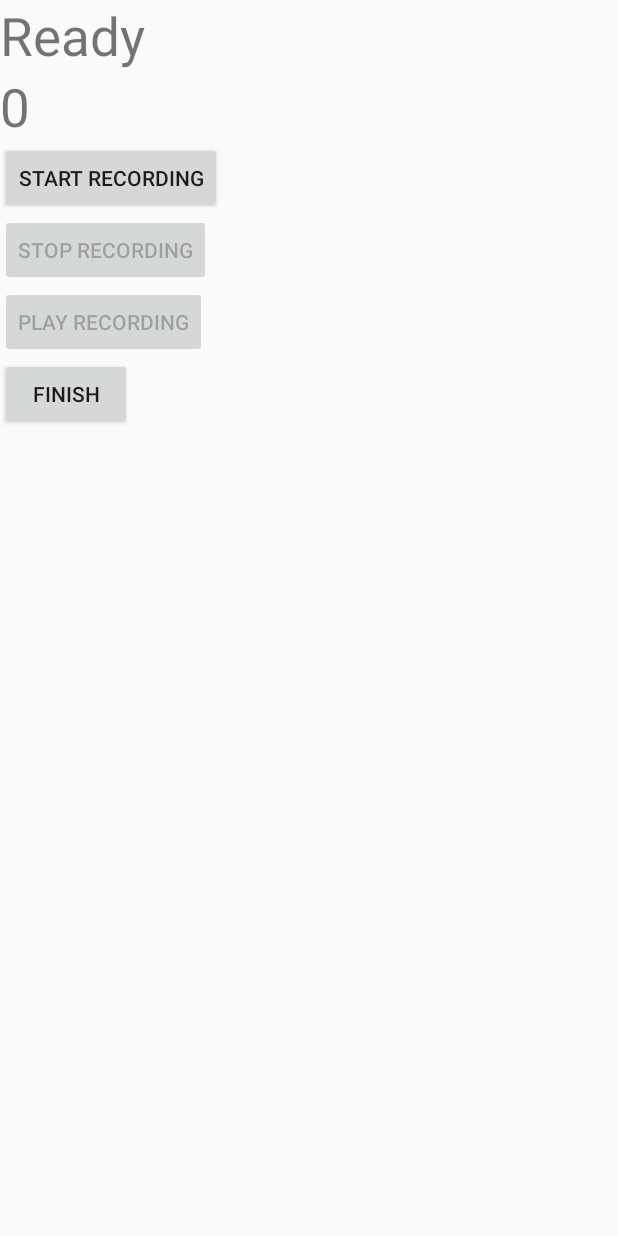
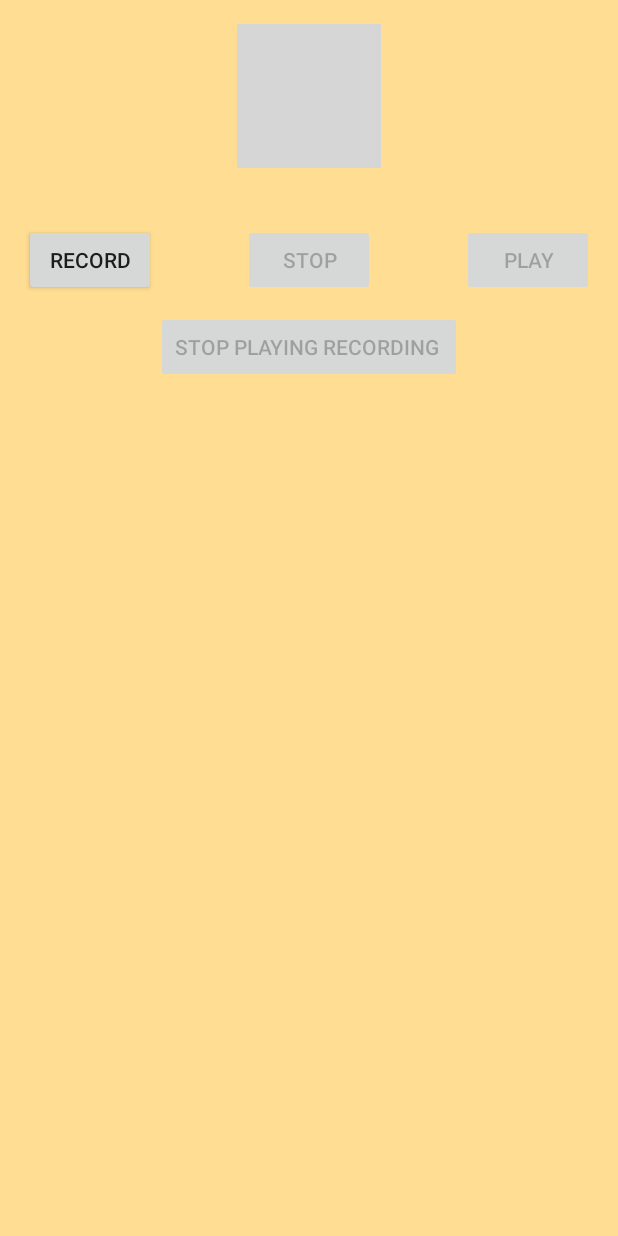
Before and after one commit to PunktSonstNichts/Hitchhacking, an Android app: the HitchHikePreferenceActivity screen opened directly, with no data from a screen before it, after a tap on "done", on a phone screen of 412 x 824 dp. Run offline under Robolectric (Android 15) with nearby library versions, the phone set to English and light mode, and no system bars; grey boxes are pictures that could not be loaded.

Commit message:
got the voice thing works

```diff
--- a/client/HitchHacker/app/src/main/java/com/landtanin/hitchhacker/HitchHiker/HitchHikePreferenceActivity.java
+++ b/client/HitchHacker/app/src/main/java/com/landtanin/hitchhacker/HitchHiker/HitchHikePreferenceActivity.java
@@ -28,8 +28,6 @@ import com.google.android.gms.maps.model.LatLng;
 import com.google.android.gms.maps.model.MarkerOptions;
 import com.landtanin.hitchhacker.JSONObtained;
 import com.landtanin.hitchhacker.R;
-
-import org.json.JSONObject;
 
 import java.io.IOException;
 import java.sql.Timestamp;
@@ -134,7 +132,7 @@ public class HitchHikePreferenceActivity extends AppCompatActivity implements On
 
                 connectDatabase();
 
-                Intent objIntent = new Intent(HitchHikePreferenceActivity.this, RecordVoice2.class);
+                Intent objIntent = new Intent(HitchHikePreferenceActivity.this, RecordVoice3.class);
                 startActivity(objIntent);
             }
         });
@@ -207,19 +205,22 @@ public class HitchHikePreferenceActivity extends AppCompatActivity implements On
 
 
                 Log.d("HitchHikeResponse", String.valueOf(response));
+                //-----------TODO:cancel the comment---------
+//
+//                try {
+//
+//                    resultServer = response.body().string();
+//
+//                } catch (IOException e) {
+//                    e.printStackTrace();
+//                }
+//
+//                //TODO: get the API key
+//                Log.d("hitchHikeREsult", resultServer);
+                //--------TODO:cancel the comment---------
 
-                try {
 
-                    resultServer = response.body().string();
-
-                } catch (IOException e) {
-                    e.printStackTrace();
-                }
-
-                //TODO: get the API key
-                Log.d("hitchHikeREsult", resultServer);
-
-                JSONObject someJSONObj = null;
+//                JSONObject someJSONObj = null;
 //                    JSONObject apiJSONstr = new JSONObject(resultServer);
 
 
--- a/client/HitchHacker/app/src/main/java/com/landtanin/hitchhacker/HitchHiker/RecordVoice2.java
+++ b/client/HitchHacker/app/src/main/java/com/landtanin/hitchhacker/HitchHiker/RecordVoice2.java
@@ -87,6 +87,8 @@ public class RecordVoice2 extends Activity implements View.OnClickListener, OnCo
             startRecording.setEnabled(true);
 
         } else if (v == startRecording) {
+            recorder = new MediaRecorder(); // add
+
             recorder.setAudioSource(MediaRecorder.AudioSource.MIC);
             recorder.setOutputFormat(MediaRecorder.OutputFormat.THREE_GPP);
             recorder.setAudioEncoder(MediaRecorder.AudioEncoder.AMR_NB);
@@ -94,7 +96,7 @@ public class RecordVoice2 extends Activity implements View.OnClickListener, OnCo
             File path = new File(Environment.getExternalStorageDirectory().getAbsolutePath()+"/dsf.3gp");
             Log.d(Environment.getExternalStorageDirectory().getAbsolutePath(), "Yea!");
             try {
-                //audioFile = File.createTempFile("recordings123", ".3gp", path);
+//                audioFile = File.createTempFile("recordings123", ".3gp", path);
                 Log.d(path.getAbsolutePath(), "Works!");
                 recorder.setOutputFile(path.getAbsolutePath());
                 recorder.prepare();
--- /dev/null
+++ b/client/HitchHacker/app/src/main/java/com/landtanin/hitchhacker/HitchHiker/RecordVoice3.java
@@ -0,0 +1,202 @@
+package com.landtanin.hitchhacker.HitchHiker;
+
+import android.content.pm.PackageManager;
+import android.media.MediaPlayer;
+import android.media.MediaRecorder;
+import android.os.Bundle;
+import android.os.Environment;
+import android.support.annotation.NonNull;
+import android.support.v4.app.ActivityCompat;
+import android.support.v4.content.ContextCompat;
+import android.support.v7.app.AppCompatActivity;
+import android.view.View;
+import android.widget.Button;
+import android.widget.Toast;
+
+import com.landtanin.hitchhacker.R;
+
+import java.io.IOException;
+import java.util.Random;
+
+import static android.Manifest.permission.RECORD_AUDIO;
+import static android.Manifest.permission.WRITE_EXTERNAL_STORAGE;
+
+public class RecordVoice3 extends AppCompatActivity {
+
+    Button buttonStart, buttonStop, buttonPlayLastRecordAudio,
+            buttonStopPlayingRecording ;
+    String AudioSavePathInDevice = null;
+    MediaRecorder mediaRecorder ;
+    Random random ;
+    String RandomAudioFileName = "ABCDEFGHIJKLMNOP";
+    public static final int RequestPermissionCode = 1;
+    MediaPlayer mediaPlayer ;
+
+    @Override
+    protected void onCreate(Bundle savedInstanceState) {
+        super.onCreate(savedInstanceState);
+        setContentView(R.layout.activity_record_voice3);
+
+        buttonStart = (Button) findViewById(R.id.button);
+        buttonStop = (Button) findViewById(R.id.button2);
+        buttonPlayLastRecordAudio = (Button) findViewById(R.id.button3);
+        buttonStopPlayingRecording = (Button)findViewById(R.id.button4);
+
+        buttonStop.setEnabled(false);
+        buttonPlayLastRecordAudio.setEnabled(false);
+        buttonStopPlayingRecording.setEnabled(false);
+
+        random = new Random();
+
+        buttonStart.setOnClickListener(new View.OnClickListener() {
+            @Override
+            public void onClick(View view) {
+                if (checkPermission()) {
+                    AudioSavePathInDevice = Environment.getExternalStorageDirectory().getAbsolutePath() + "/" +
+                            CreateRandomAudioFileName(5) + "AudioRecording.3gp";
+
+                    MediaRecorderReady(); //***************
+
+                    try {
+                        mediaRecorder.prepare();
+                        mediaRecorder.start();
+                    } catch (IOException e) {
+                        e.printStackTrace();
+                    } catch (IllegalStateException e) {
+                        e.printStackTrace();
+                    }
+
+                    buttonStart.setEnabled(false);
+                    buttonStop.setEnabled(true);
+
+                    Toast.makeText(RecordVoice3.this, "Recording starteds", Toast.LENGTH_SHORT).show();
+
+                } else {
+                    requestPermission();
+                }
+            }
+        });
+
+        buttonStop.setOnClickListener(new View.OnClickListener() {
+            @Override
+            public void onClick(View view) {
+                mediaRecorder.stop();
+                buttonStop.setEnabled(false);
+                buttonPlayLastRecordAudio.setEnabled(true);
+                buttonPlayLastRecordAudio.setEnabled(true);
+                buttonStart.setEnabled(true);
+                buttonStopPlayingRecording.setEnabled(false);
+
+                Toast.makeText(RecordVoice3.this, "Recording Completed", Toast.LENGTH_SHORT).show();
+            }
+        });
+
+        buttonPlayLastRecordAudio.setOnClickListener(new View.OnClickListener() {
+            @Override
+            public void onClick(View view) throws IllegalArgumentException,
+                    SecurityException, IllegalStateException{
+
+                buttonStop.setEnabled(false);
+                buttonStart.setEnabled(false);
+                buttonStopPlayingRecording.setEnabled(true);
+
+                mediaPlayer = new MediaPlayer();
+
+                try {
+                    mediaPlayer.setDataSource(AudioSavePathInDevice);
+                    mediaPlayer.prepare();
+                } catch (IOException e) {
+                    e.printStackTrace();
+                }
+
+                mediaPlayer.start();
+                Toast.makeText(RecordVoice3.this, "Recording Playing", Toast.LENGTH_SHORT).show();
+            }
+        });
+
+        buttonStopPlayingRecording.setOnClickListener(new View.OnClickListener() {
+            @Override
+            public void onClick(View view) {
+
+                buttonStop.setEnabled(false);
+                buttonStart.setEnabled(true);
+                buttonStopPlayingRecording.setEnabled(false);
+                buttonPlayLastRecordAudio.setEnabled(true);
+
+                if (mediaPlayer != null) {
+                    mediaPlayer.stop();
+                    mediaPlayer.release();
+                    MediaRecorderReady();           //***************
+                }
+            }
+        });
+
+
+    }
+
+    private void requestPermission() {
+        ActivityCompat.requestPermissions(RecordVoice3.this, new
+                String[]{WRITE_EXTERNAL_STORAGE, RECORD_AUDIO}, RequestPermissionCode);
+    }
+
+
+
+    public String CreateRandomAudioFileName(int string){
+        StringBuilder stringBuilder = new StringBuilder( string );
+        int i = 0 ;
+        while(i < string ) {
+            stringBuilder.append(RandomAudioFileName.
+                    charAt(random.nextInt(RandomAudioFileName.length())));
+
+            i++ ;
+        }
+        return stringBuilder.toString();
+    }
+
+    public void MediaRecorderReady(){
+        mediaRecorder=new MediaRecorder();
+        mediaRecorder.setAudioSource(MediaRecorder.AudioSource.MIC);
+        mediaRecorder.setOutputFormat(MediaRecorder.OutputFormat.THREE_GPP);
+        mediaRecorder.setAudioEncoder(MediaRecorder.OutputFormat.AMR_NB);
+        mediaRecorder.setOutputFile(AudioSavePathInDevice);
+    }
+
+
+    public boolean checkPermission() {
+        int result = ContextCompat.checkSelfPermission(getApplicationContext(),
+                WRITE_EXTERNAL_STORAGE);
+        int result1 = ContextCompat.checkSelfPermission(getApplicationContext(),
+                RECORD_AUDIO);
+        return result == PackageManager.PERMISSION_GRANTED &&
+                result1 == PackageManager.PERMISSION_GRANTED;
+    }
+
+    @Override
+    public void onRequestPermissionsResult(int requestCode, @NonNull String[] permissions, @NonNull int[] grantResults) {
+        switch (requestCode) {
+            case RequestPermissionCode:
+                if (grantResults.length > 0) {
+                    boolean StoragePermission = grantResults[0] == PackageManager.PERMISSION_GRANTED;
+                    boolean RecordPermission = grantResults[1] == PackageManager.PERMISSION_GRANTED;
+
+                    if (StoragePermission && RecordPermission) {
+                        Toast.makeText(this, "Permission Granted", Toast.LENGTH_SHORT).show();
+
+                    } else {
+                        Toast.makeText(this, "Permission Denied", Toast.LENGTH_SHORT).show();
+
+                    }
+                }
+                break;
+
+        }
+//        super.onRequestPermissionsResult(requestCode, permissions, grantResults);
+
+    }
+
+    //    private File getNextFileName()
+//    {
+//        File file = new File(Environment.getExternalStorageDirectory(), "Video_" + System.currentTimeMillis() + ".mp4" );
+//        return file;
+//    }
+}
--- /dev/null
+++ b/client/HitchHacker/app/src/main/res/layout/activity_record_voice3.xml
@@ -0,0 +1,62 @@
+<?xml version="1.0" encoding="utf-8"?>
+<RelativeLayout
+    xmlns:android="http://schemas.android.com/apk/res/android"
+    xmlns:tools="http://schemas.android.com/tools"
+    android:id="@+id/activity_record_voice3"
+    android:layout_width="match_parent"
+    android:layout_height="match_parent"
+    android:paddingBottom="@dimen/activity_vertical_margin"
+    android:paddingLeft="@dimen/activity_horizontal_margin"
+    android:paddingRight="@dimen/activity_horizontal_margin"
+    android:paddingTop="@dimen/activity_vertical_margin"
+    android:background="@color/colorPrimary"
+    tools:context="com.landtanin.hitchhacker.HitchHiker.RecordVoice3">
+
+    <ImageView
+        android:layout_width="wrap_content"
+        android:layout_height="wrap_content"
+        android:id="@+id/imageView"
+        android:layout_alignParentTop="true"
+        android:layout_centerHorizontal="true"
+        android:src="@drawable/cast_ic_expanded_controller_play"/>
+
+    <Button
+        android:layout_width="wrap_content"
+        android:layout_height="wrap_content"
+        android:text="Record"
+        android:id="@+id/button"
+        android:layout_below="@+id/imageView"
+        android:layout_alignParentLeft="true"
+        android:layout_marginTop="37dp"
+        />
+
+    <Button
+        android:layout_width="wrap_content"
+        android:layout_height="wrap_content"
+        android:text="STOP"
+        android:id="@+id/button2"
+        android:layout_alignTop="@+id/button"
+        android:layout_centerHorizontal="true"
+        />
+
+    <Button
+        android:layout_width="wrap_content"
+        android:layout_height="wrap_content"
+        android:text="Play"
+        android:id="@+id/button3"
+        android:layout_alignTop="@+id/button2"
+        android:layout_alignParentRight="true"
+        android:layout_alignParentEnd="true"
+        />
+
+    <Button
+        android:layout_width="wrap_content"
+        android:layout_height="wrap_content"
+        android:text="STOP PLAYING RECORDING "
+        android:id="@+id/button4"
+        android:layout_below="@+id/button2"
+        android:layout_centerHorizontal="true"
+        android:layout_marginTop="10dp"
+        />
+
+</RelativeLayout>
```
Also changed, not shown: client/HitchHacker/app/src/main/AndroidManifest.xml (+10 -4 lines), client/HitchHacker/app/src/main/java/com/landtanin/hitchhacker/EnterDetailActivity.java (+26 -30 lines).
